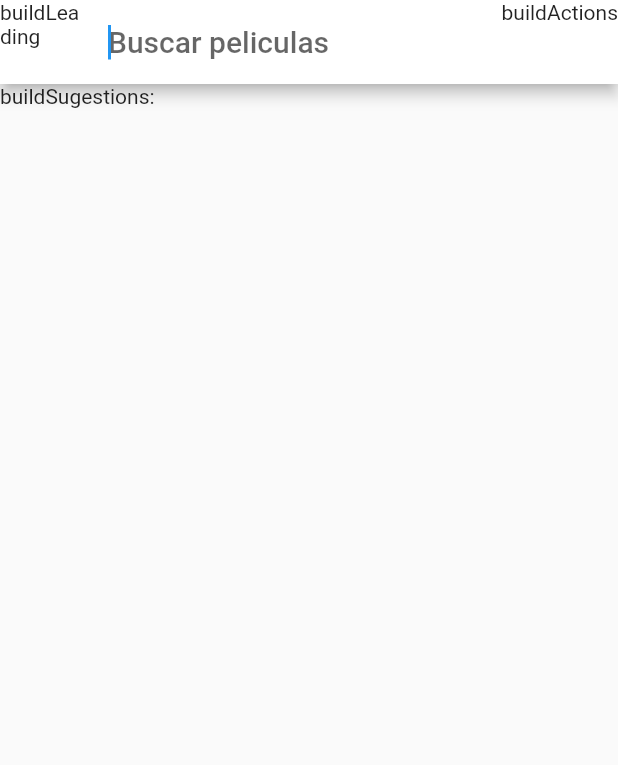
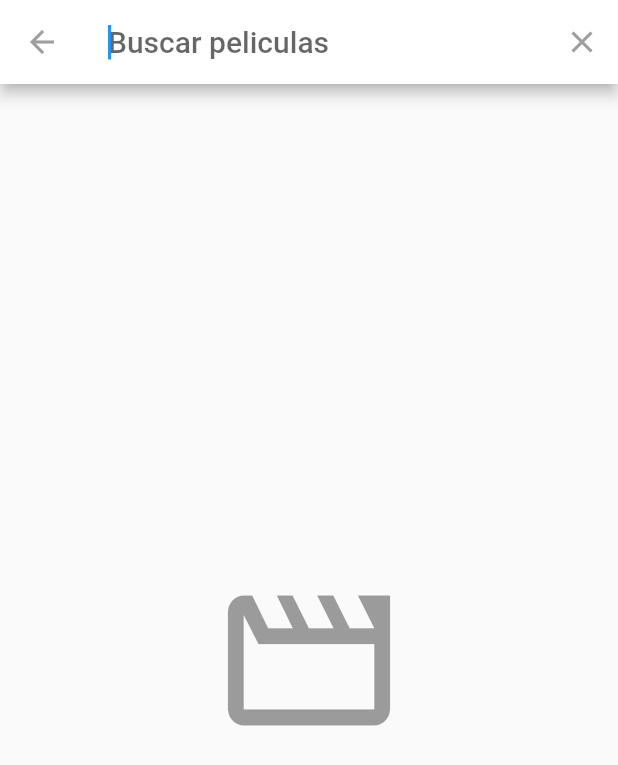
Before and after one commit to RommelOlachea/peliculas-app, a Flutter app: the screen it shows after launch, after a tap on the "search" icon, on a phone screen of 412 x 824 dp. Shown: the top 765 px of the screen. Run offline on Flutter 3.47's test engine with Material 2 defaults, Android fonts, the phone set to English and light mode, and no system bars; our stand-ins replace card_swiper; network calls fail.

Commit message:
Creacion del delegate

```diff
--- a/lib/search/search_delegate.dart
+++ b/lib/search/search_delegate.dart
@@ -6,14 +6,21 @@ class MovieSearchDelegate extends SearchDelegate {
   String? get searchFieldLabel => 'Buscar peliculas';
   @override
   List<Widget>? buildActions(BuildContext context) {
-    // TODO: implement buildActions
-    return [const Text('buildActions')];
+    // Creamos un boton para limpiar el campo de busqueda
+    return [
+      IconButton(onPressed: () => query = '', icon: const Icon(Icons.clear))
+    ];
   }
 
   @override
   Widget? buildLeading(BuildContext context) {
-    // TODO: implement buildLeading
-    return const Text('buildLeading');
+    // Regremos a la pantalla principal, en close, ponemos lo que queremos regresar,
+    //puede ser cualquier tipo de dato, en este caso null
+    return IconButton(
+        onPressed: () {
+          close(context, null);
+        },
+        icon: const Icon(Icons.arrow_back));
   }
 
   @override
@@ -24,7 +31,18 @@ class MovieSearchDelegate extends SearchDelegate {
 
   @override
   Widget buildSuggestions(BuildContext context) {
-    // TODO: implement buildSuggestions
-    return Text('buildSugestions: $query');
+    // cuerpo de la busqueda, donde mostramos los resultados
+    if (query.isEmpty) {
+      return Container(
+        child: Center(
+            child: Icon(
+          Icons.movie_creation_outlined,
+          color: Colors.black38,
+          size: 130,
+        )),
+      );
+    }
+
+    return Container();
   }
 }
```
